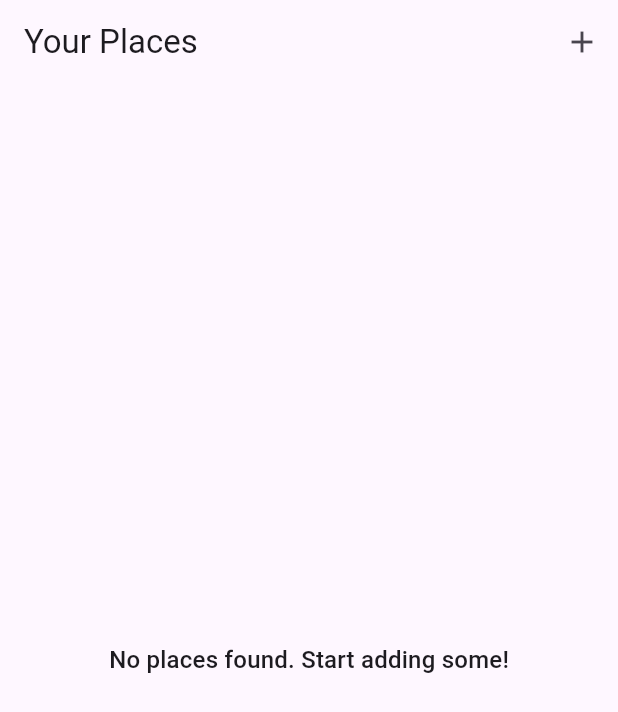
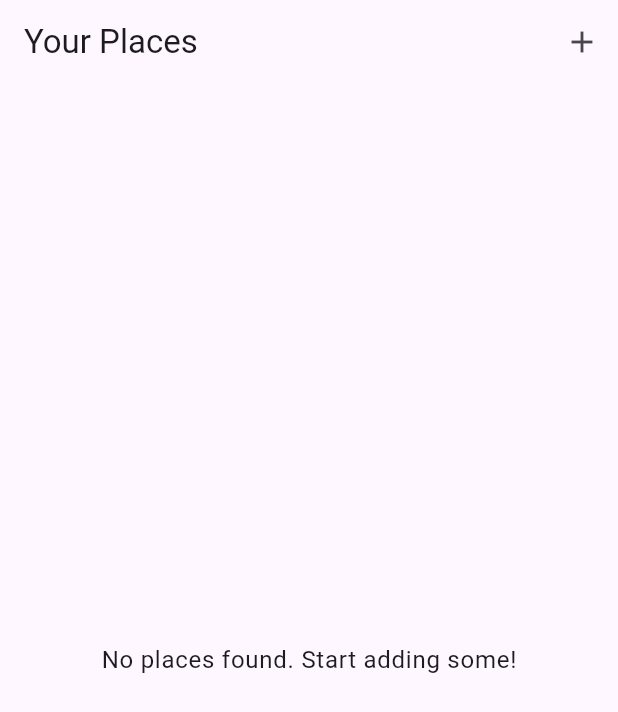
Before and after one commit to NavidZamanKhan/favorite_places_app, a Flutter app: the screen it shows after launch, on a phone screen of 412 x 824 dp. Shown: the top 712 px of the screen. Run offline on Flutter 3.47's test engine with Material 3 defaults, Android fonts, the phone set to English and light mode, and no system bars; our stand-ins replace flutter_riverpod, google_fonts.

Commit message:
Add AddPlaceScreen and update text style in PlacesList widget

```diff
--- a/lib/widgets/places_list.dart
+++ b/lib/widgets/places_list.dart
@@ -12,7 +12,7 @@ class PlacesList extends StatelessWidget {
       return Center(
         child: Text(
           'No places found. Start adding some!',
-          style: Theme.of(context).textTheme.titleMedium!.copyWith(
+          style: Theme.of(context).textTheme.bodyLarge!.copyWith(
             color: Theme.of(context).colorScheme.onSurface,
           ),
         ),
```
Also changed, not shown: lib/screens/add_place.dart (+24 -0 lines).
